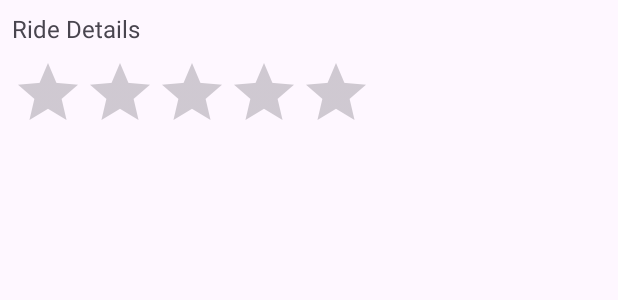
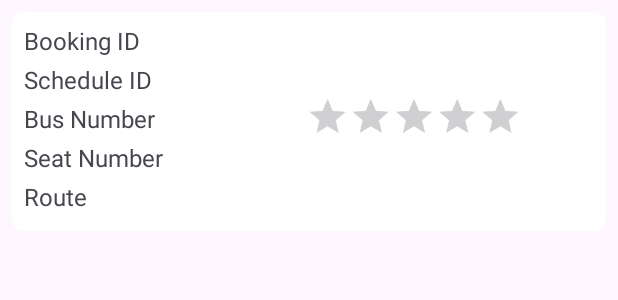
Before and after one commit to RyanSilva2004/Byft, an Android app: the layout ride_history_item.xml on its own in the app's theme, with its tools: preview values and no code run, on a phone screen of 412 x 824 dp. Shown: the top 300 px of the screen. Run offline under Robolectric (Android 15) with nearby library versions, the phone set to English and light mode, and no system bars.

Commit message:
Add Route to RideHistory

```diff
--- a/app/src/main/java/com/byft/Passenger_BookRideActivity.java
+++ b/app/src/main/java/com/byft/Passenger_BookRideActivity.java
@@ -55,7 +55,7 @@ public class Passenger_BookRideActivity extends AppCompatActivity {
         tripDateSpinner.setAdapter(tripDateAdapter);
 
         busList = new ArrayList<>();
-        busListAdapter = new ArrayAdapter<>(this, android.R.layout.simple_list_item_1, busList);
+        busListAdapter = new BusListAdapter(this, busList);
         busListView.setAdapter(busListAdapter);
 
         searchBusesButton.setOnClickListener(new View.OnClickListener() {
--- a/app/src/main/java/com/byft/RideHistoryActivity.java
+++ b/app/src/main/java/com/byft/RideHistoryActivity.java
@@ -20,6 +20,7 @@ public class RideHistoryActivity extends AppCompatActivity {
         rideHistoryRecyclerView = findViewById(R.id.ride_history_recycler_view);
         rideHistoryRecyclerView.setLayoutManager(new LinearLayoutManager(this));
 
+
         // Get email from intent
         String email = getIntent().getStringExtra("email");
         if (email != null) {
--- a/app/src/main/res/layout/ride_history_item.xml
+++ b/app/src/main/res/layout/ride_history_item.xml
@@ -1,22 +1,75 @@
 <?xml version="1.0" encoding="utf-8"?>
-<LinearLayout xmlns:android="http://schemas.android.com/apk/res/android"
+<androidx.cardview.widget.CardView xmlns:android="http://schemas.android.com/apk/res/android"
+    xmlns:cardview="http://schemas.android.com/apk/res-auto"
     android:layout_width="match_parent"
     android:layout_height="wrap_content"
-    android:orientation="vertical"
+    android:layout_margin="8dp"
+    cardview:cardCornerRadius="8dp"
+    cardview:cardElevation="4dp"
+    cardview:cardBackgroundColor="@android:color/white">
+
+    <LinearLayout
+        android:layout_width="match_parent"
+        android:layout_height="wrap_content"
+        android:orientation="horizontal"
         android:padding="8dp">
 
+        <LinearLayout
+            android:layout_width="0dp"
+            android:layout_height="wrap_content"
+            android:layout_weight="1"
+            android:orientation="vertical">
+
             <TextView
-        android:id="@+id/ride_details"
-        android:layout_width="match_parent"
+                android:id="@+id/booking_id"
+                android:layout_width="wrap_content"
                 android:layout_height="wrap_content"
-        android:text="Ride Details"
+                android:text="Booking ID"
                 android:textSize="16sp"
-        android:paddingBottom="8dp" />
+                android:paddingBottom="4dp" />
+
+            <TextView
+                android:id="@+id/schedule_id"
+                android:layout_width="wrap_content"
+                android:layout_height="wrap_content"
+                android:text="Schedule ID"
+                android:textSize="16sp"
+                android:paddingBottom="4dp" />
+
+            <TextView
+                android:id="@+id/bus_number"
+                android:layout_width="wrap_content"
+                android:layout_height="wrap_content"
+                android:text="Bus Number"
+                android:textSize="16sp"
+                android:paddingBottom="4dp" />
+
+            <TextView
+                android:id="@+id/seat_number"
+                android:layout_width="wrap_content"
+                android:layout_height="wrap_content"
+                android:text="Seat Number"
+                android:textSize="16sp"
+                android:paddingBottom="4dp" />
+
+            <TextView
+                android:id="@+id/route"
+                android:layout_width="wrap_content"
+                android:layout_height="wrap_content"
+                android:text="Route"
+                android:textSize="16sp"
+                android:paddingBottom="4dp" />
+        </LinearLayout>
 
         <RatingBar
             android:id="@+id/ride_rating"
             android:layout_width="wrap_content"
             android:layout_height="wrap_content"
             android:numStars="5"
-        android:stepSize="1.0" />
+            android:stepSize="1.0"
+            android:scaleX="0.6"
+            android:scaleY="0.6"
+            android:layout_gravity="center_vertical" />
     </LinearLayout>
+
+</androidx.cardview.widget.CardView>
```
Also changed, not shown: app/src/main/java/com/byft/Booking.java (+8 -2 lines), app/src/main/java/com/byft/DatabaseHelper.java (+11 -6 lines), app/src/main/java/com/byft/RideHistoryAdapter.java (+18 -3 lines). Lines whose indentation alone changed are shown as unchanged.
